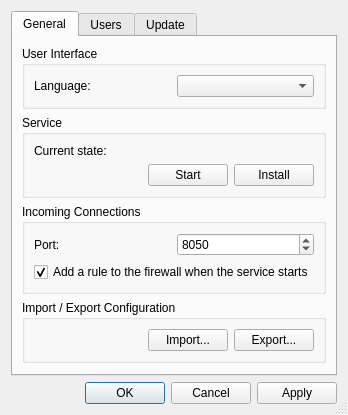
Above: source/host/ui/host_config_dialog.ui from dchapyshev/aspia before the change. Below: the same form after it.
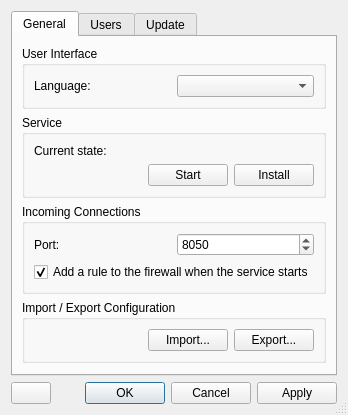
That is the form after the change. Icons and pictures are not drawn.

Commit message: - Move "About" dialog to common UI. - Button to open "About" dialog in the host configurator.

What changed in the file:
```diff
--- a/source/host/ui/host_config_dialog.ui
+++ b/source/host/ui/host_config_dialog.ui
@@ -402,11 +402,39 @@
     </widget>
    </item>
    <item>
+    <layout class="QHBoxLayout" name="horizontalLayout_8">
+     <item>
+      <widget class="QPushButton" name="button_about">
+       <property name="text">
+        <string/>
+       </property>
+       <property name="icon">
+        <iconset resource="../resources/host.qrc">
+         <normaloff>:/img/about.png</normaloff>:/img/about.png</iconset>
+       </property>
+      </widget>
+     </item>
+     <item>
+      <spacer name="horizontalSpacer_4">
+       <property name="orientation">
+        <enum>Qt::Horizontal</enum>
+       </property>
+       <property name="sizeHint" stdset="0">
+        <size>
+         <width>40</width>
+         <height>20</height>
+        </size>
+       </property>
+      </spacer>
+     </item>
+     <item>
     <widget class="QDialogButtonBox" name="button_box">
      <property name="standardButtons">
       <set>QDialogButtonBox::Apply|QDialogButtonBox::Cancel|QDialogButtonBox::Ok</set>
      </property>
     </widget>
+     </item>
+    </layout>
    </item>
   </layout>
   <action name="action_add">
```
Lines whose indentation alone changed are shown as unchanged. The commit also changes 23 other files.
